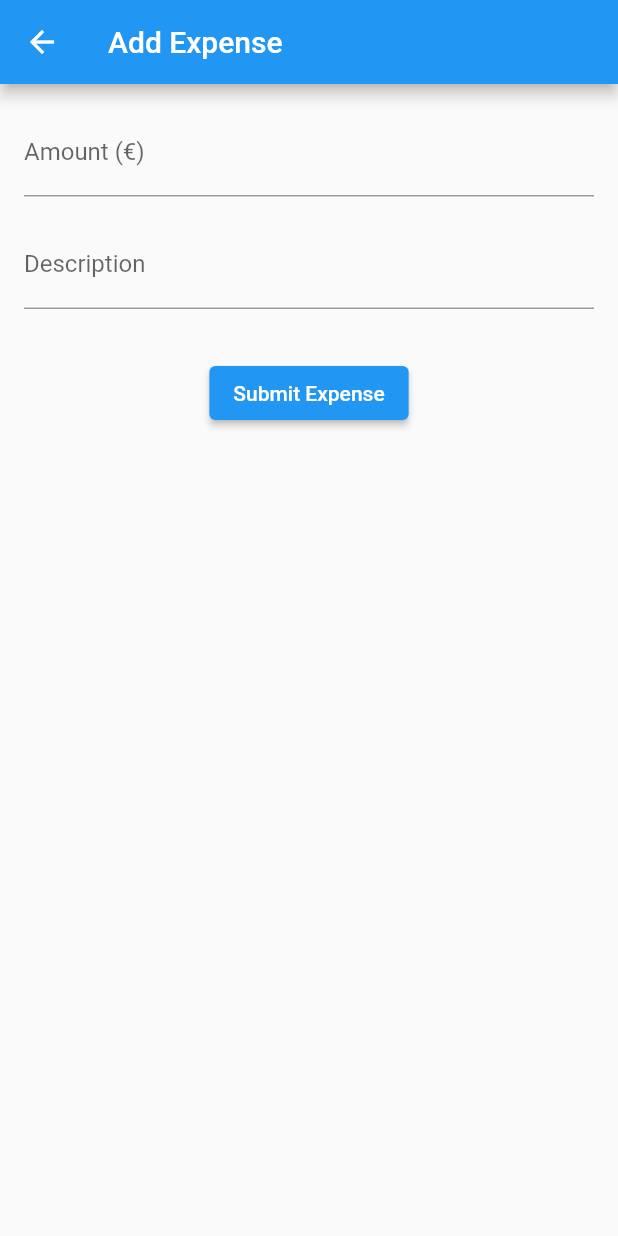
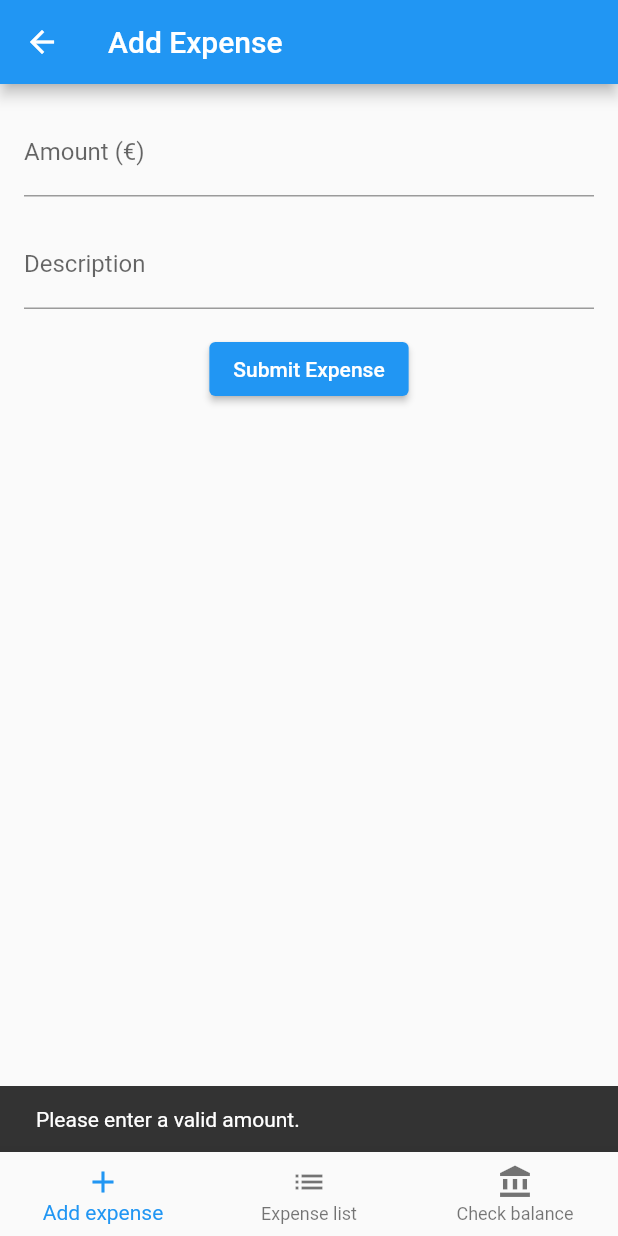
Before and after one commit to GonzoTBA/flutter-expenses, a Flutter app: the AddExpenseScreen screen opened directly, after a tap on "Submit Expense", on a phone screen of 412 x 824 dp. Run offline on Flutter 3.47's test engine with Material 2 defaults, Android fonts, the phone set to English and light mode, and no system bars; our stand-ins replace firebase_auth, firebase_core, firebase_database, logger; accounts and stored records are empty; network calls fail.

Commit message:
Added navigation and save to database

```diff
--- /dev/null
+++ b/lib/expense_model.dart
@@ -0,0 +1,23 @@
+class Expense {
+  final int amount;
+  final String description;
+  final DateTime timestamp;
+
+  Expense(this.amount, this.description, this.timestamp);
+
+  Map<String, dynamic> toJson() {
+    return {
+      'amount': amount,
+      'description': description,
+      'timestamp': timestamp.toUtc().toIso8601String(),
+    };
+  }
+
+  factory Expense.fromJson(Map<String, dynamic> json) {
+    return Expense(
+      json['amount'],
+      json['description'],
+      DateTime.parse(json['timestamp']),
+    );
+  }
+}
--- a/lib/screens/add_expense_screen.dart
+++ b/lib/screens/add_expense_screen.dart
@@ -1,5 +1,7 @@
 import 'package:flutter/material.dart';
-import 'package:logger/logger.dart';
+import 'bottom_navigation_layout.dart';
+import 'package:firebase_database/firebase_database.dart';
+import 'package:expenses/expense_model.dart';
 
 class AddExpenseScreen extends StatefulWidget {
   const AddExpenseScreen({Key? key}) : super(key: key);
@@ -11,30 +13,44 @@ class AddExpenseScreen extends StatefulWidget {
 class AddExpenseScreenState extends State<AddExpenseScreen> {
   final TextEditingController _amountController = TextEditingController();
   final TextEditingController _descriptionController = TextEditingController();
-  final logger = Logger();
+  final DatabaseReference _database = FirebaseDatabase.instance.ref();
 
-  void _submitExpense() {
-    if (_amountController.text.isNotEmpty) {
-      final double? amount = double.tryParse(_amountController.text);
-      final String description = _descriptionController.text;
+  Future<void> _submitExpense(int amount, String description) async {
+    if (amount > 0) {
+      final expense = Expense(amount, description, DateTime.now());
 
-      if (amount != null && amount > 0) {
-        // Log the amount and description
-        logger.i('Amount: $amount, Description: $description');
+      final newExpenseRef = _database.child('expenses').push();
+      await newExpenseRef.set(expense.toJson());
 
-        // Clear the text fields
-        _amountController.clear();
-        _descriptionController.clear();
-      } else {
-        ScaffoldMessenger.of(context).showSnackBar(
-          const SnackBar(content: Text('Please enter a valid amount.')),
-        );
-      }
+      ScaffoldMessenger.of(_scaffoldContext!).showSnackBar(
+        const SnackBar(content: Text('Expense saved successfully!')),
+      );
+
+      _amountController.clear();
+      _descriptionController.clear();
+    } else {
+      ScaffoldMessenger.of(_scaffoldContext!).showSnackBar(
+        const SnackBar(content: Text('Please enter a valid amount.')),
+      );
     }
   }
 
+  BuildContext? _scaffoldContext; // Variable para capturar el contexto del Scaffold
+
   @override
   Widget build(BuildContext context) {
+    return BottomNavigationLayout(
+      currentIndex: 0,
+      screens: [
+        _buildAddExpenseContent(context),
+        // Otros widgets de las pantallas (ExpenseListScreen, BalanceScreen)
+      ],
+    );
+  }
+
+  Widget _buildAddExpenseContent(BuildContext context) {
+    _scaffoldContext = context; // Captura el contexto del Scaffold
+
     return Scaffold(
       appBar: AppBar(
         title: const Text('Add Expense'),
@@ -58,10 +74,15 @@ class AddExpenseScreenState extends State<AddExpenseScreen> {
                 labelText: 'Description',
                 hintText: 'Enter a description (optional).',
               ),
+              textInputAction: TextInputAction.done,
             ),
-            const SizedBox(height: 32.0),
+            const SizedBox(height: 16.0),
             ElevatedButton(
-              onPressed: _submitExpense,
+              onPressed: () {
+                final int amount = int.tryParse(_amountController.text) ?? 0;
+                final String description = _descriptionController.text;
+                _submitExpense(amount, description);
+              },
               child: const Text('Submit Expense'),
             ),
           ],
--- /dev/null
+++ b/lib/screens/bottom_navigation_layout.dart
@@ -0,0 +1,39 @@
+import 'package:flutter/material.dart';
+
+class BottomNavigationLayout extends StatelessWidget {
+  final int currentIndex;
+  final List<Widget> screens;
+
+  const BottomNavigationLayout({
+    Key? key,
+    required this.currentIndex,
+    required this.screens,
+  }) : super(key: key);
+
+  @override
+  Widget build(BuildContext context) {
+    return Scaffold(
+      body: screens[currentIndex],
+      bottomNavigationBar: BottomNavigationBar(
+        currentIndex: currentIndex,
+        onTap: (index) {
+          // Navegación a la pantalla seleccionada
+        },
+        items: const [
+          BottomNavigationBarItem(
+            icon: Icon(Icons.add),
+            label: 'Add expense',
+          ),
+          BottomNavigationBarItem(
+            icon: Icon(Icons.list),
+            label: 'Expense list',
+          ),
+          BottomNavigationBarItem(
+            icon: Icon(Icons.account_balance),
+            label: 'Check balance',
+          ),
+        ],
+      ),
+    );
+  }
+}
--- a/lib/screens/home_screen.dart
+++ b/lib/screens/home_screen.dart
@@ -1,5 +1,7 @@
 import 'package:flutter/material.dart';
 import 'add_expense_screen.dart';
+//import 'expenses_list_screen.dart'; // Asegúrate de importar la pantalla ExpensesListScreen
+//import 'balance_screen.dart'; // Asegúrate de importar la pantalla BalanceScreen
 
 class HomeScreen extends StatefulWidget {
   const HomeScreen({Key? key}) : super(key: key);
@@ -9,6 +11,15 @@ class HomeScreen extends StatefulWidget {
 }
 
 class HomeScreenState extends State<HomeScreen> {
+  int _currentIndex = 0;
+  final PageController _pageController = PageController();
+
+  @override
+  void dispose() {
+    _pageController.dispose();
+    super.dispose();
+  }
+
   @override
   Widget build(BuildContext context) {
     return Scaffold(
@@ -35,19 +46,48 @@ class HomeScreenState extends State<HomeScreen> {
             ),
             ElevatedButton(
               onPressed: () {
-                // TODO: Navigate to ExpensesListScreen
+                setState(() {
+                  _currentIndex = 1; // Cambia a la pantalla de lista de gastos
+                });
+                _pageController.jumpToPage(1);
               },
               child: const Text('View Expenses List'),
             ),
             ElevatedButton(
               onPressed: () {
-                // TODO: Navigate to BalanceScreen
+                setState(() {
+                  _currentIndex = 2; // Cambia a la pantalla de balance
+                });
+                _pageController.jumpToPage(2);
               },
               child: const Text('View Balance'),
             ),
           ],
         ),
       ),
+      bottomNavigationBar: BottomNavigationBar(
+        currentIndex: _currentIndex,
+        onTap: (index) {
+          setState(() {
+            _currentIndex = index;
+            _pageController.jumpToPage(index);
+          });
+        },
+        items: const [
+          BottomNavigationBarItem(
+            icon: Icon(Icons.add),
+            label: 'Add expense',
+          ),
+          BottomNavigationBarItem(
+            icon: Icon(Icons.list),
+            label: 'Expense list',
+          ),
+          BottomNavigationBarItem(
+            icon: Icon(Icons.account_balance),
+            label: 'Check balance',
+          ),
+        ],
+      ),
     );
   }
 }
--- a/pubspec.yaml
+++ b/pubspec.yaml
@@ -33,6 +33,7 @@ dependencies:
   # Proyect dependencies
   firebase_core: ^2.15.0
   firebase_auth: ^4.7.2
+  firebase_database: ^10.2.4
   cloud_firestore: ^4.8.4
   logger: ^1.1.0
 
```
Also changed, not shown: lib/main.dart (+28 -22 lines), lib/screens/expense_entry_screen.dart (deleted, +0 -72 lines), pubspec.lock, 2 other files.
